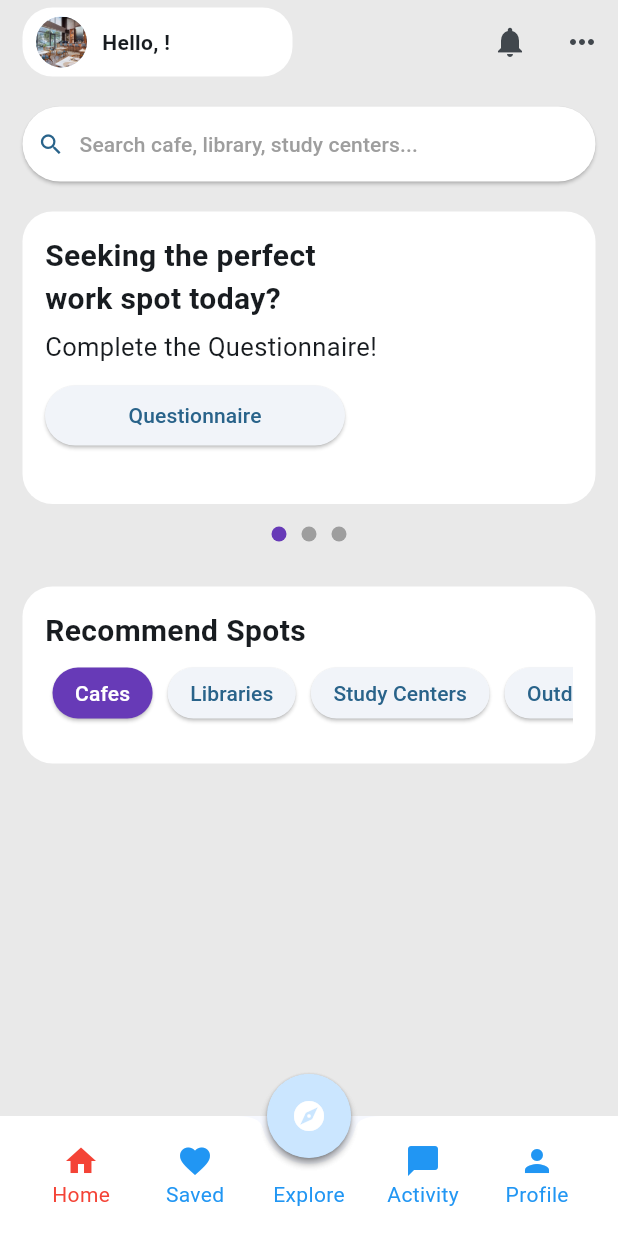
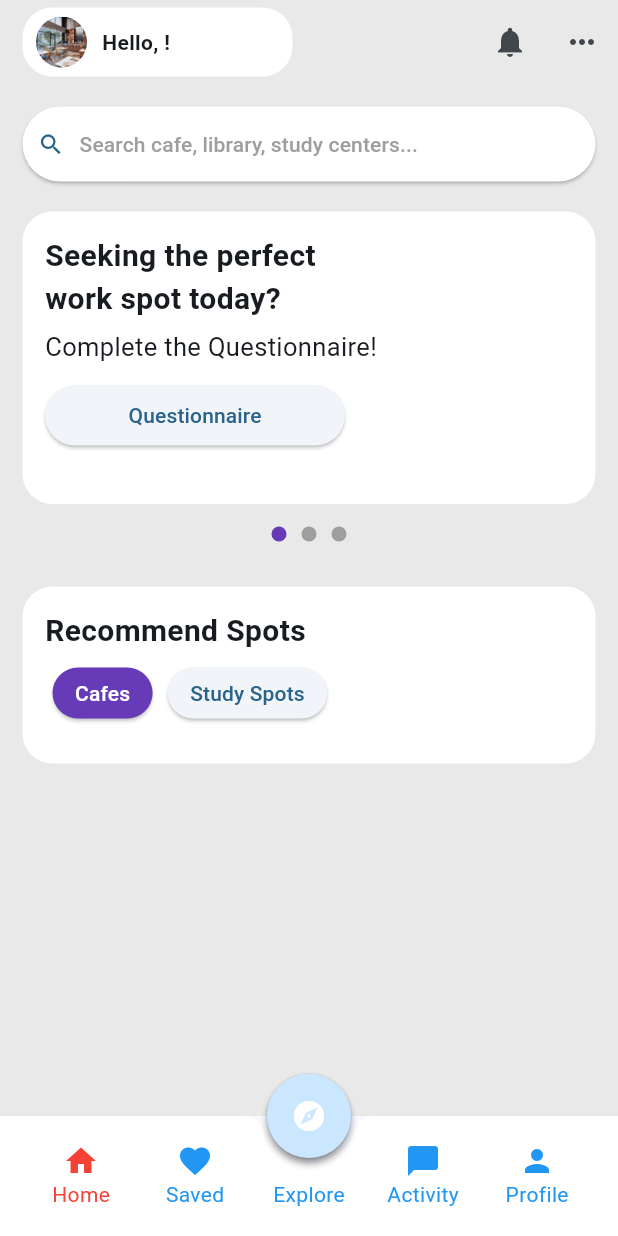
Before and after one commit to SpotSpots/spots_front, a Flutter app: the screen it shows once a user with an empty profile is signed in, after a tap on "Cafes", on a phone screen of 412 x 824 dp. Run offline on Flutter 3.47's test engine with Material 3 defaults, Android fonts, the phone set to English and light mode, and no system bars; our stand-ins replace cloud_firestore, firebase_auth, firebase_core, firebase_database, modal_progress_hud_nsn; accounts and stored records are empty.

Commit message:
Update HomePage.dart

```diff
--- a/lib/HomePage.dart
+++ b/lib/HomePage.dart
@@ -13,6 +13,8 @@ class HomePage extends StatefulWidget {
 
 class _HomePageState extends State<HomePage> {
   String userName = '';
+  String spotName = '';
+  String spotDetail = '';
 
   @override
   void initState(){
@@ -30,6 +32,30 @@ class _HomePageState extends State<HomePage> {
       });
     } catch (error) {
       print('Error : $error');
+    }
+  }
+
+  Future<void> fetchSpotsByCategory(String category) async {
+    final CollectionReference _cafe = FirebaseFirestore.instance.collection('cafe');
+
+    try {
+      QuerySnapshot cafeSnapshot = await _cafe.where('category', isEqualTo: category).get();
+
+      if (cafeSnapshot.docs.isNotEmpty) {
+        // cafeSnapshot.docs에는 category가 'cafe'인 문서들이 들어있습니다.
+        // 여기에서 필요한 작업을 수행하면 됩니다.
+        for (QueryDocumentSnapshot documentSnapshot in cafeSnapshot.docs) {
+          // documentSnapshot을 이용하여 각 문서의 데이터에 접근할 수 있습니다.
+          spotName = documentSnapshot['name'];
+          spotDetail = documentSnapshot['detail'];
+          // 추가로 필요한 작업 수행
+        }
+      } else {
+        // 해당 카테고리의 데이터가 없을 경우 처리
+        print('No cafes found in the selected category');
+      }
+    } catch (error) {
+      print('Error: $error');
     }
   }
 
@@ -241,7 +267,9 @@ class _HomePageState extends State<HomePage> {
                                   padding: const EdgeInsets.fromLTRB(15, 7, 15, 7),
                                   tapTargetSize: MaterialTapTargetSize.shrinkWrap,
                                 ),
-                                onPressed: () {},
+                                onPressed: () {
+                                  fetchSpotsByCategory('cafe');
+                                },
                                 child: const Text('Cafes', style: TextStyle(color: Colors.white),),
                               ),
                               const SizedBox(width: 10),
@@ -251,30 +279,32 @@ class _HomePageState extends State<HomePage> {
                                   padding: const EdgeInsets.fromLTRB(15, 7, 15, 7),
                                   tapTargetSize: MaterialTapTargetSize.shrinkWrap,
                                 ),
-                                onPressed: () {},
-                                child: const Text('Libraries'),
+                                onPressed: () {
+                                  fetchSpotsByCategory('studyspot');
+                                },
+                                child: const Text('Study Spots'),
                               ),
                               const SizedBox(width: 10),
-                              ElevatedButton(
-                                style: ElevatedButton.styleFrom(
-                                  minimumSize: Size.zero,
-                                  padding: const EdgeInsets.fromLTRB(15, 7, 15, 7),
-                                  tapTargetSize: MaterialTapTargetSize.shrinkWrap,
-                                ),
-                                onPressed: () {},
-                                child: const Text('Study Centers'),
-                              ),
-                              const SizedBox(width: 10),
-                              ElevatedButton(
-                                style: ElevatedButton.styleFrom(
-                                  minimumSize: Size.zero,
-                                  padding: const EdgeInsets.fromLTRB(15, 7, 15, 7),
-                                  tapTargetSize: MaterialTapTargetSize.shrinkWrap,
-                                ),
-                                onPressed: () {},
-                                child: const Text('Outdoors'),
-                              ),
-                              const SizedBox(width: 10),
+                              // ElevatedButton(
+                              //   style: ElevatedButton.styleFrom(
+                              //     minimumSize: Size.zero,
+                              //     padding: const EdgeInsets.fromLTRB(15, 7, 15, 7),
+                              //     tapTargetSize: MaterialTapTargetSize.shrinkWrap,
+                              //   ),
+                              //   onPressed: () {},
+                              //   child: const Text('Study Centers'),
+                              // ),
+                              // const SizedBox(width: 10),
+                              // ElevatedButton(
+                              //   style: ElevatedButton.styleFrom(
+                              //     minimumSize: Size.zero,
+                              //     padding: const EdgeInsets.fromLTRB(15, 7, 15, 7),
+                              //     tapTargetSize: MaterialTapTargetSize.shrinkWrap,
+                              //   ),
+                              //   onPressed: () {},
+                              //   child: const Text('Outdoors'),
+                              // ),
+                              // const SizedBox(width: 10),
                             ],
                           ),
                         ),
@@ -299,10 +329,10 @@ class _HomePageState extends State<HomePage> {
                                   .docs[index];
                               return GestureDetector(
                                 onTap: () {
+                                  print('카페 이름을 resultPage로 전달하기');
                                 },
                                 child:
-                                Container(
-                                  child: Stack(
+                                Stack(
                                   children: [
                                     // 이미지
                                     Container(
@@ -323,16 +353,28 @@ class _HomePageState extends State<HomePage> {
                                           )
                                       ),
                                     ),
+
                                     // 하트
                                     Positioned(
-                                        top: -10,
-                                        child: const Image(
-                                            image: AssetImage(
-                                                'assets/heart.png'
+                                      top: 15,
+                                      right: 15,
+                                      child: Container(
+                                        width: 32,
+                                        height: 32,
+                                        decoration: const BoxDecoration(
+                                          shape: BoxShape.circle,
+                                          color: Colors.white,
                                         ),
-                                            width: 380
+                                        child: IconButton(
+                                          icon: Icon(Icons.favorite_border, color: Colors.pink),
+                                          onPressed: () {
+                                            print('heart button clicked');
+                                          },
+                                          iconSize: 16,
                                         ),
                                       ),
+                                    ),
+
                                     //하얀색 컨테이너
                                     Align(
                                       alignment: Alignment.bottomCenter,
@@ -366,9 +408,8 @@ class _HomePageState extends State<HomePage> {
                                                   overflow: TextOverflow.ellipsis,
                                                 ),
                                               ),
-                                                const Text(
-                                                  // 위치에 대한 자세한 정보 넣기
-                                                  '4.2km',
+                                              Text(
+                                                documentSnapshot['detail'],
                                                 style: TextStyle(
                                                   fontSize: 10,
                                                   overflow: TextOverflow.ellipsis,
@@ -381,7 +422,6 @@ class _HomePageState extends State<HomePage> {
                                       ),
                                     )
                                   ],
-                                  ),
                                 ),
                               );
                             },
```
Lines whose indentation alone changed are shown as unchanged.
